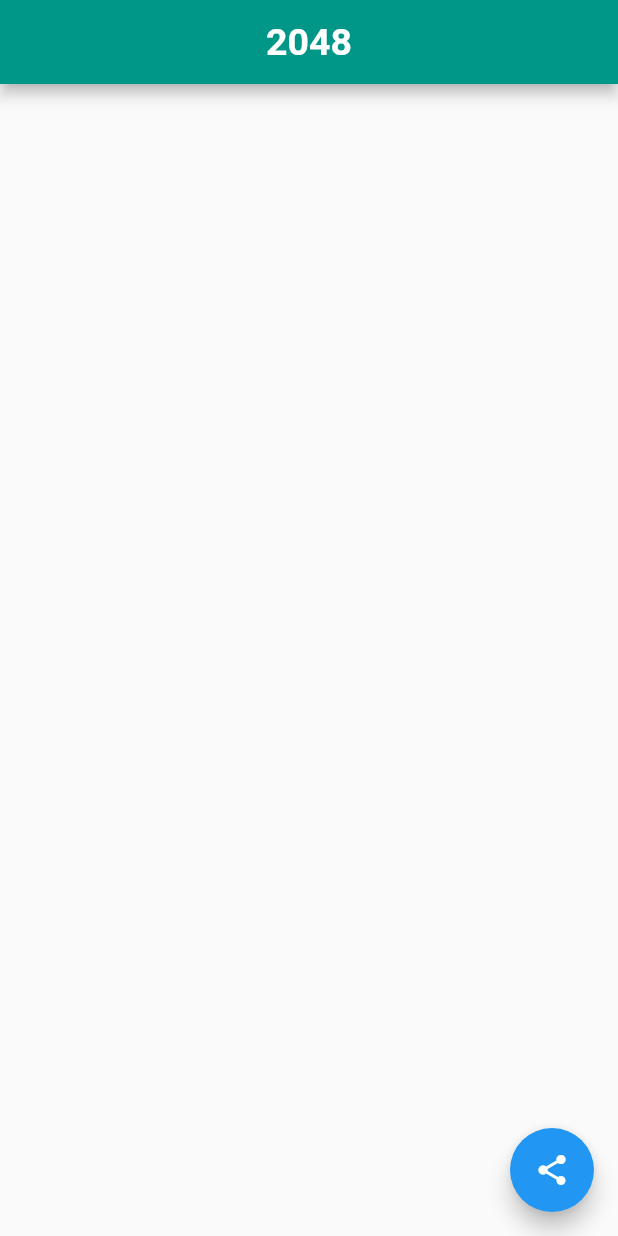
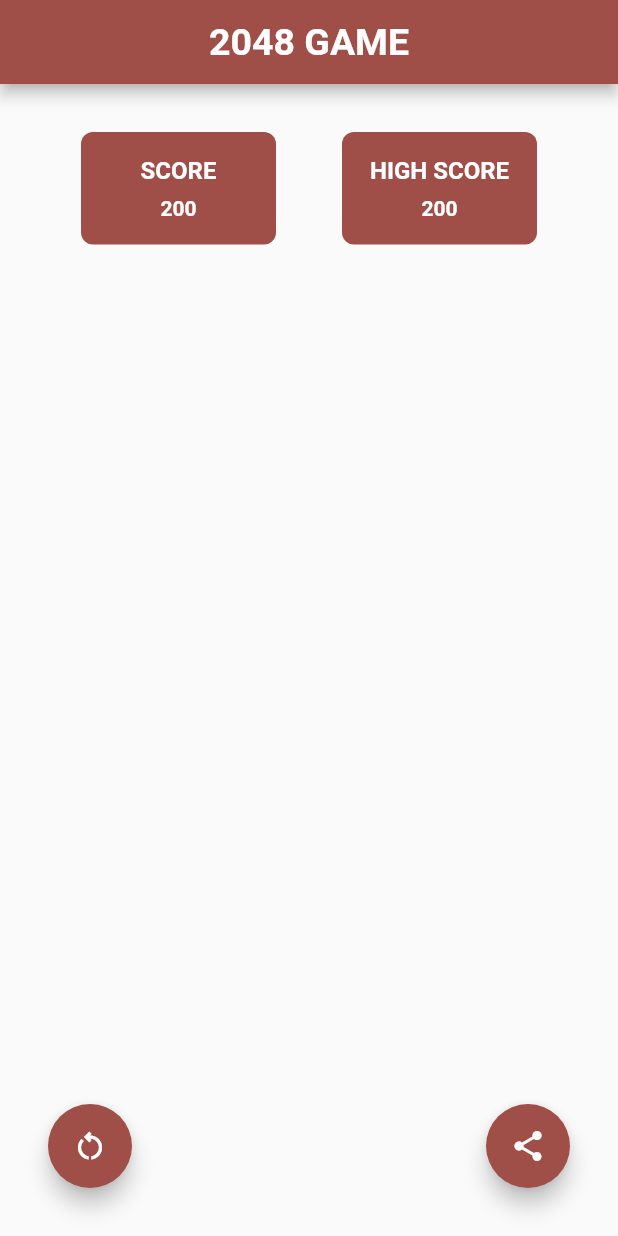
Before and after one commit to savagecarol/multiply2, a Flutter app: the screen it shows after launch, on a phone screen of 412 x 824 dp. Run offline on Flutter 3.47's test engine with Material 2 defaults, Android fonts, the phone set to English and light mode, and no system bars; missing offline and left inert: share_files_and_screenshot_widgets.

Commit message:
icons setup

```diff
--- a/lib/presentation/Game.dart
+++ b/lib/presentation/Game.dart
@@ -33,19 +33,26 @@ class _GameState extends State<Game> {
               StringValues.appName,
               style: TextStyle(fontSize: 25.0, fontWeight: FontWeight.bold),
             ),
-            backgroundColor: Colors.teal,
+            backgroundColor: StringValues.appColor,
           ),
-          body: SingleChildScrollView(
-            child: Padding(
-              padding: const EdgeInsets.all(32),
+          bottomNavigationBar:    Padding(
+            padding: const EdgeInsets.only(top: 0 , left: 32 , right: 32 , bottom: 32),
+            child: Row(
+                        mainAxisAlignment: MainAxisAlignment.spaceBetween,
+                        children: [
+                          FloatingActionButton(
+              backgroundColor: StringValues.appColor,
+              onPressed: ()  {},
+              tooltip: 'Increment',
+              child:  const Icon(Icons.restart_alt_outlined),
             ),
-          ),
-          floatingActionButton: FloatingActionButton(
-            onPressed: () {
+                FloatingActionButton(
+              backgroundColor: StringValues.appColor,
+              onPressed: () async {
                 setState(() {
                   _isLoading = true;
                 });
-              Future.delayed(Duration(seconds: 5), () {
+                await Future.delayed(const Duration(seconds: 2), () {
                   ShareFilesAndScreenshotWidgets().shareScreenshot(
                       previewContainer,
                       MediaQuery.of(context).size.height.toInt(),
@@ -54,14 +61,73 @@ class _GameState extends State<Game> {
                       "image/png",
                       text: "This is the caption!");
                 });
+
                 setState(() {
                   _isLoading = false;
                 });
               },
               tooltip: 'Increment',
               child: _isLoading
-                ? const CircularProgressIndicator()
+                  ? const SizedBox(
+                      height: 16,
+                      width: 16,
+                      child: CircularProgressIndicator(color: Colors.white),
+                    )
                   : const Icon(Icons.share),
+            ),
+                        ],
+                      ),
+          ),
+          body: SingleChildScrollView(
+            child: Padding(
+              padding: const EdgeInsets.all(32),
+              child: Column(
+                mainAxisAlignment: MainAxisAlignment.start,
+                children: [
+                  Row(
+                     mainAxisAlignment: MainAxisAlignment.spaceAround,
+                    children: [
+
+                        Container(
+                          width: 130,
+                        decoration: const BoxDecoration(
+                                color: StringValues.appColor,
+                          borderRadius: BorderRadius.all(Radius.circular(8))
+                        ),
+                        child: Padding(
+                          padding: const EdgeInsets.all(16.0),
+                          child: Column(
+                            children: const [
+                              Text(StringValues.score  , style: TextStyle(color: Colors.white ,  fontWeight: FontWeight.bold , fontSize: 16)) ,
+                              SizedBox(height : 8),
+                              Text("200"  , style: TextStyle(color: Colors.white , fontWeight: FontWeight.bold)) ,
+                            ],
+                          ),
+                        ),
+                      ),
+
+                        Container(
+                           width: 130,
+                        decoration: const BoxDecoration(
+                                color: StringValues.appColor,
+                          borderRadius: BorderRadius.all(Radius.circular(8))
+                        ),
+                        child: Padding(
+                          padding: const EdgeInsets.all(16.0),
+                          child: Column(
+                            children: const [
+                              Text(StringValues.highScore  , style: TextStyle(color: Colors.white , fontWeight: FontWeight.bold , fontSize: 16)) ,
+                              SizedBox(height : 8),
+                              Text("200"  , style: TextStyle(color: Colors.white , fontWeight: FontWeight.bold)) ,
+                            ],
+                          ),
+                        ),
+                      ),
+                    ],
+                  ) ,
+                ],
+              ),
+            ),
           ),
         ),
       ),
--- a/lib/utils/StringValues.dart
+++ b/lib/utils/StringValues.dart
@@ -1,6 +1,8 @@
 import 'package:flutter/material.dart';
 
 abstract class StringValues {
-  static const appName = '2048';
-  static const score = 'Score';
+  static const appName = '2048 GAME';
+  static const score = 'SCORE';
+   static const highScore = 'HIGH SCORE';
+  static const Color appColor = Color.fromRGBO(159, 78, 72, 1);
 }
```
Lines whose indentation alone changed are shown as unchanged.
